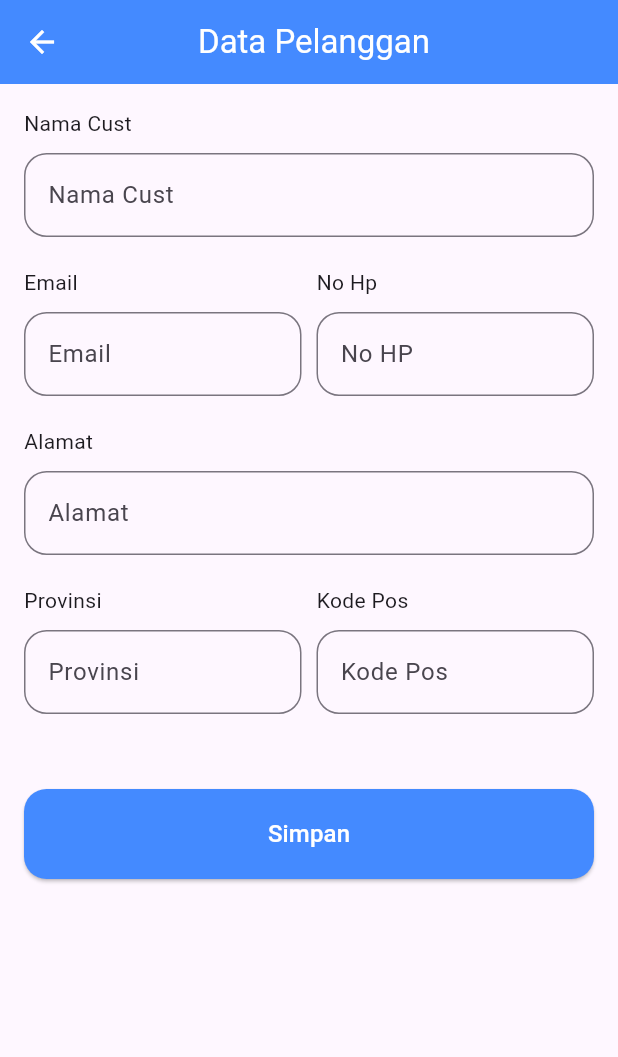
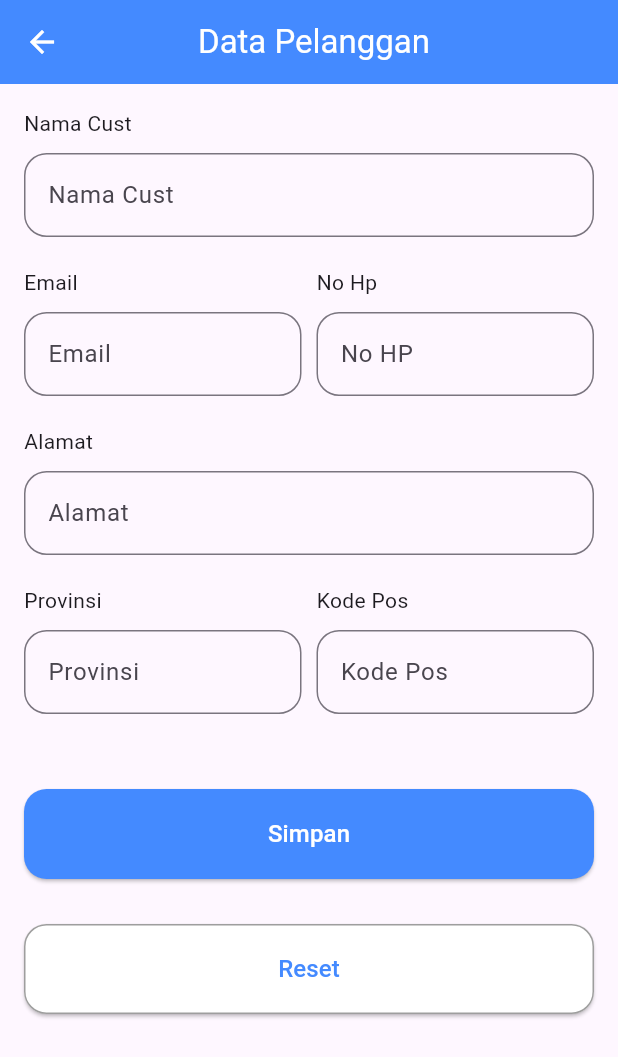
Before and after one commit to YusvanTriAtmojo/20220140082_UCP1Flutter, a Flutter app: the PelangganPage screen opened directly, on a phone screen of 412 x 824 dp. Shown: the top 1057 px of the screen. Run offline on Flutter 3.47's test engine with Material 3 defaults, Android fonts, the phone set to English and light mode, and no system bars.

Commit message:
Menambahkan button reset dengan validasi

```diff
--- a/lib/pelanggan_page.dart
+++ b/lib/pelanggan_page.dart
@@ -15,6 +15,7 @@ class _PelangganPageState extends State<PelangganPage> {
   final TextEditingController alamatController = TextEditingController();
   final TextEditingController provinsiController = TextEditingController();
   final TextEditingController posController = TextEditingController();
+  final formKey = GlobalKey<FormState>();
 
   void reset() {
     setState(() {
@@ -26,11 +27,11 @@ class _PelangganPageState extends State<PelangganPage> {
       provinsiController.clear();
       posController.clear();
     });
+    formKey.currentState!.validate();
   }
 
   @override
   Widget build(BuildContext context) {
-    final formKey = GlobalKey<FormState>();
     return Scaffold(
       appBar: AppBar(
         title: Padding(
@@ -278,6 +279,31 @@ class _PelangganPageState extends State<PelangganPage> {
                     ),
                   ),
                 ),
+                SizedBox(height: 30),
+                ElevatedButton(
+                  onPressed: () {
+                  reset();
+                  },
+                  style: ElevatedButton.styleFrom(
+                    minimumSize: Size(1000, 60),
+                    backgroundColor: Colors.white,
+                    padding: EdgeInsets.symmetric(
+                      horizontal: 24,
+                      vertical: 12,
+                    ),
+                    shape: RoundedRectangleBorder(
+                      side: BorderSide(color: Colors.grey),
+                      borderRadius: BorderRadius.circular(15),
+                    ),
+                  ),
+                  child: Text(
+                    'Reset',
+                    style: TextStyle(
+                      color: Colors.blueAccent,
+                      fontSize: 16,
+                    ),
+                  ),
+                ),
               ],
             ),
           ),
```
